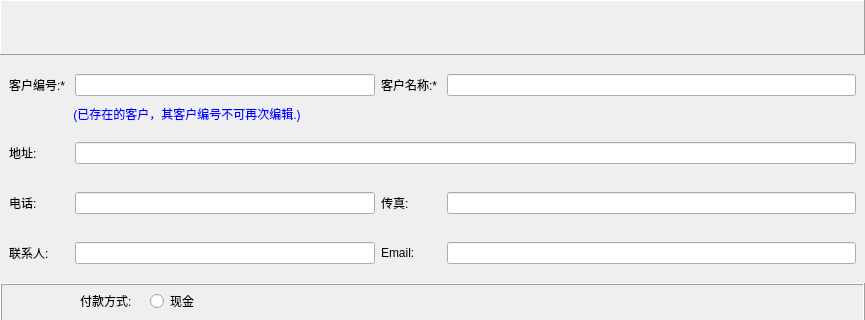
This is ui/second_level/clienteditdialog.ui in longcp/CarRentalManagement as Qt 5 draws it before an edit; both pictures show x 0 to 865 and y 0 to 320 of the 865 by 759 pixel window. The edited form follows.
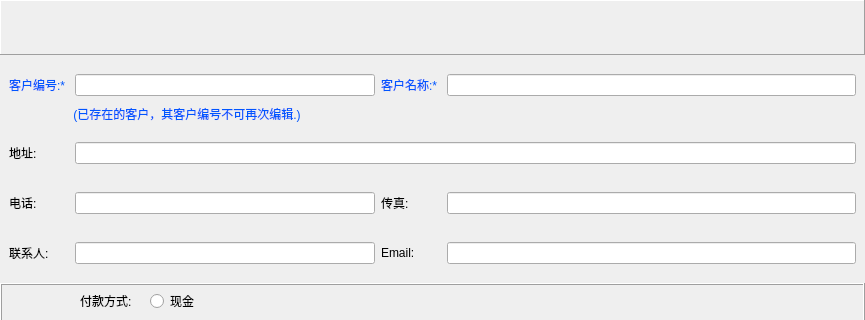
This is the edited form.

```diff
--- a/ui/second_level/clienteditdialog.ui
+++ b/ui/second_level/clienteditdialog.ui
@@ -103,6 +103,9 @@
              <height>16777215</height>
             </size>
            </property>
+           <property name="styleSheet">
+            <string notr="true">color: rgb(0, 85, 255);</string>
+           </property>
            <property name="text">
             <string>客户编号:*</string>
            </property>
@@ -138,6 +141,9 @@
              <height>16777215</height>
             </size>
            </property>
+           <property name="styleSheet">
+            <string notr="true">color: rgb(0, 85, 255);</string>
+           </property>
            <property name="text">
             <string>客户名称:*</string>
            </property>
@@ -189,7 +195,7 @@
          <item>
           <widget class="QLabel" name="label_20">
            <property name="styleSheet">
-            <string notr="true">color: rgb(0, 0, 255);</string>
+            <string notr="true">color: rgb(0, 85, 255);</string>
            </property>
            <property name="text">
             <string> (已存在的客户，其客户编号不可再次编辑.)</string>
```
